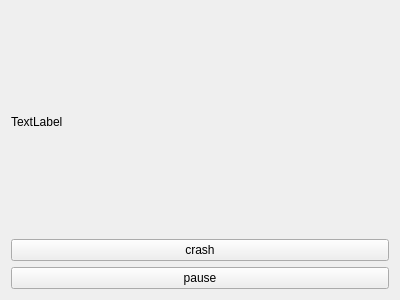
First picture: the form in livedemo/frmmain.ui, repository xiaozonglong/keeplive, before the edit.
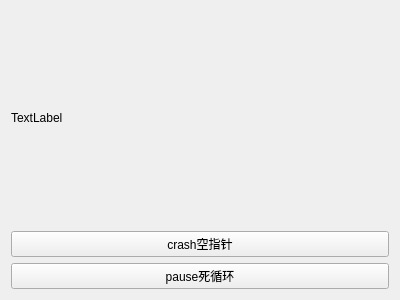
Second picture: the form after the edit.

```diff
--- a/livedemo/frmmain.ui
+++ b/livedemo/frmmain.ui
@@ -17,14 +17,14 @@
    <item row="2" column="0">
     <widget class="QPushButton" name="pushButton_2">
      <property name="text">
-      <string>pause</string>
+      <string>pause死循环</string>
      </property>
     </widget>
    </item>
    <item row="1" column="0">
     <widget class="QPushButton" name="pushButton">
      <property name="text">
-      <string>crash</string>
+      <string>crash空指针</string>
      </property>
     </widget>
    </item>
```
